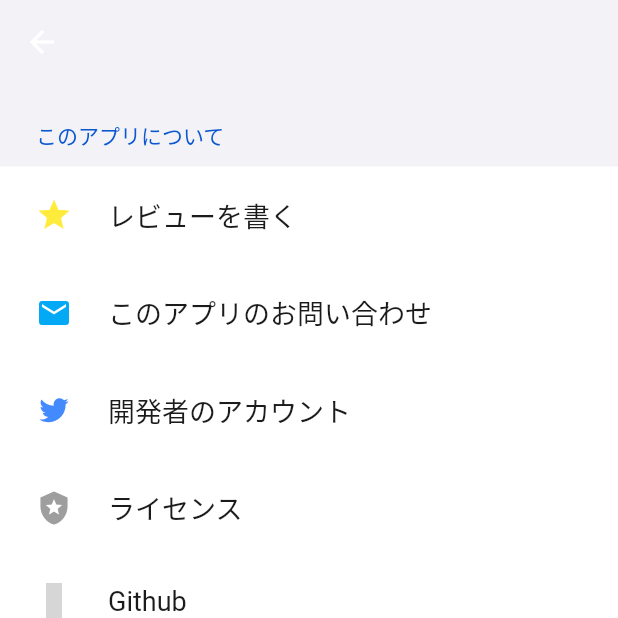
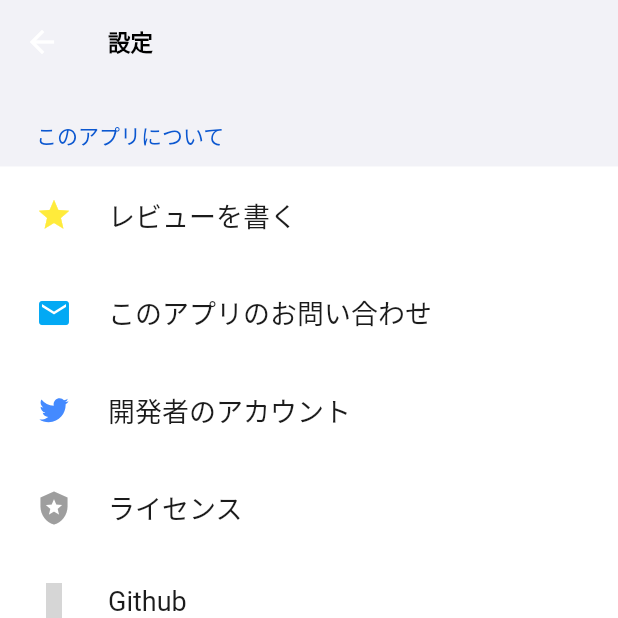
Before and after one commit to iseruuuuu/marinos_app, a Flutter app: the SettingScreen screen opened directly, on a phone screen of 412 x 824 dp, the top half of it. Run offline on Flutter 3.47's test engine with Material 2 defaults, Android fonts, the phone set to English and light mode, and no system bars; drawn by our look-alikes of settings_ui; our stand-ins replace flutter_rating_bar, flutter_vector_icons, hooks_riverpod, in_app_review, package_info_plus; missing offline and left inert: flutter_inappwebview; network calls fail; grey boxes are pictures that could not be loaded.

Commit message:
add: appbarのデザインを統一した

```diff
--- a/lib/ui/setting/setting_screen.dart
+++ b/lib/ui/setting/setting_screen.dart
@@ -10,7 +10,18 @@ class SettingScreen extends ConsumerWidget {
   @override
   Widget build(BuildContext context, WidgetRef ref) {
     return Scaffold(
-      appBar: AppBar(elevation: 0, backgroundColor: const Color(0xFFF2F2F7)),
+      appBar: AppBar(
+        elevation: 0,
+        backgroundColor: const Color(0xFFF2F2F7),
+        title: const Text(
+          '設定',
+          style: TextStyle(
+            fontSize: 15,
+            fontWeight: FontWeight.bold,
+            color: Colors.black,
+          ),
+        ),
+      ),
       body: Column(
         children: [
           Expanded(
```
Also changed, not shown: lib/ui/restaurant/restaurant_screen.dart (+13 -1 lines), lib/ui/transportation/transportation_screen.dart (+16 -2 lines), lib/ui/weather/weather_screen.dart (+5 -2 lines).
